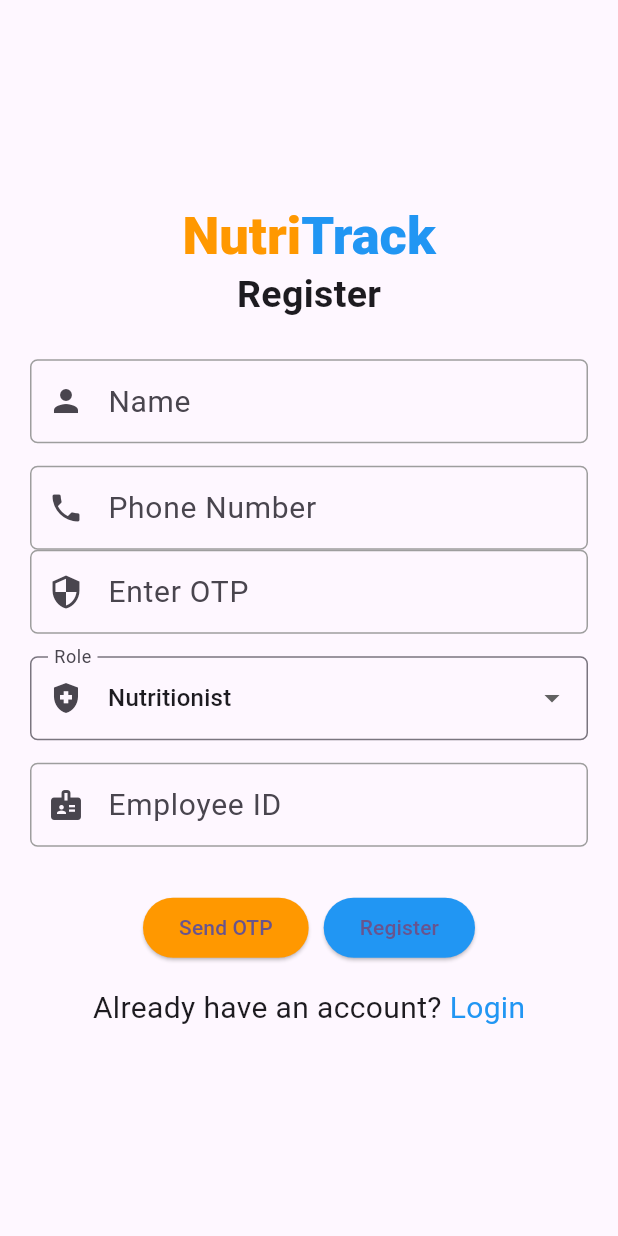
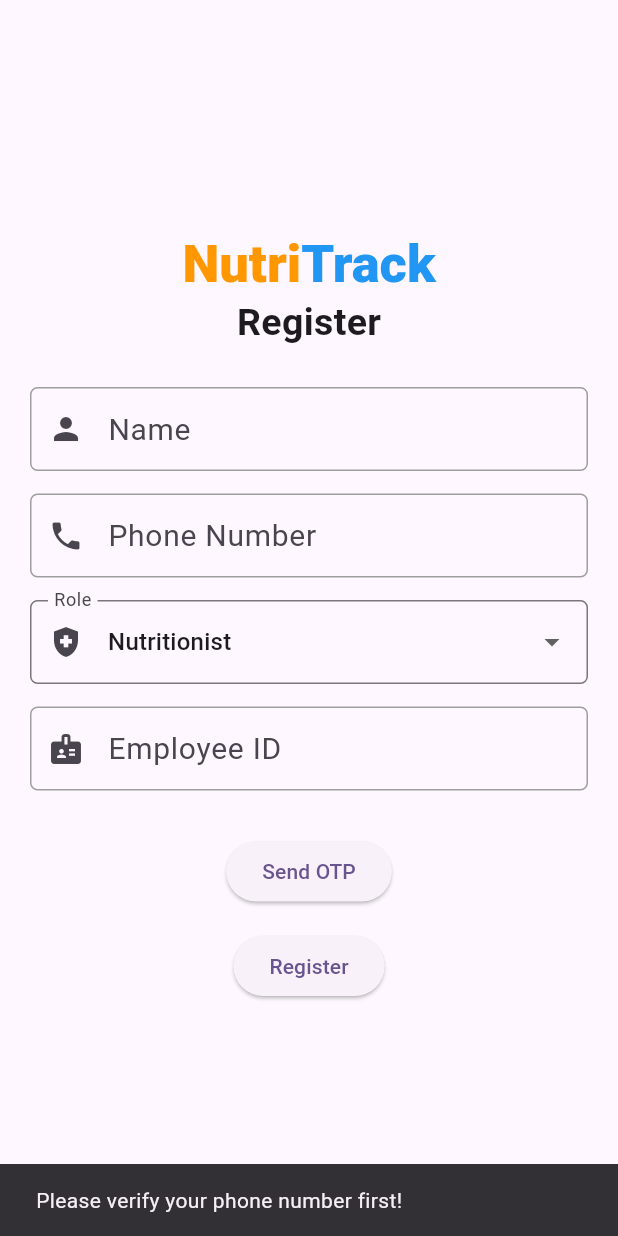
Before and after one commit to chamooda2/apolloapp, a Flutter app: the screen it shows after launch, after a tap on "Register", on a phone screen of 412 x 824 dp. Run offline on Flutter 3.47's test engine with Material 3 defaults, Android fonts, the phone set to English and light mode, and no system bars; our stand-ins replace cloud_firestore, firebase_auth, firebase_core; accounts and stored records are empty.

Commit message:
signup logic complete

```diff
--- /dev/null
+++ b/nutritrack/lib/models/role.dart
@@ -0,0 +1 @@
+enum Role { FNB, Nutritionist }
--- /dev/null
+++ b/nutritrack/lib/models/user_model.dart
@@ -0,0 +1,43 @@
+import 'package:cloud_firestore/cloud_firestore.dart';
+import 'package:nutritrack/models/role.dart';
+
+class UserModel {
+  final String name;
+  final Role role;
+  final String empID;
+  final String phoneNumber;
+  final DateTime createdAt;
+
+  UserModel({
+    required this.name,
+    required this.role,
+    required this.empID,
+    required this.phoneNumber,
+    required this.createdAt,
+  });
+
+  // Convert UserModel to a Map for Firestore
+  Map<String, dynamic> toMap() {
+    return {
+      'name': name,
+      'role': role.toString().split('.').last, // Convert enum to string
+      'empID': empID,
+      'phoneNumber': phoneNumber,
+      'createdAt': createdAt,
+    };
+  }
+
+  // Convert Firestore Map to UserModel
+  factory UserModel.fromMap(Map<String, dynamic> map) {
+    return UserModel(
+      name: map['name'] ?? '',
+      role: Role.values.firstWhere(
+        (e) => e.toString().split('.').last == map['role'],
+        orElse: () => Role.Nutritionist, // Default value
+      ),
+      empID: map['empID'] ?? '',
+      phoneNumber: map['phoneNumber'] ?? '',
+      createdAt: (map['createdAt'] as Timestamp).toDate(),
+    );
+  }
+}
--- a/nutritrack/lib/screens/signup.dart
+++ b/nutritrack/lib/screens/signup.dart
@@ -1,5 +1,10 @@
+// lib/screens/signup.dart
 import 'package:flutter/material.dart';
 import 'package:firebase_auth/firebase_auth.dart';
+import 'package:nutritrack/models/user_model.dart';
+import 'package:nutritrack/screens/login.dart';
+import 'package:cloud_firestore/cloud_firestore.dart';
+import 'package:nutritrack/models/role.dart'; // Import the shared Role enum
 
 import '../../../constants.dart';
 import '../widgets/text_input_field.dart';
@@ -17,19 +22,21 @@ class _SignupScreenState extends State<SignupScreen> {
   final TextEditingController _otpController = TextEditingController();
   final TextEditingController _employeeIdController = TextEditingController();
 
-  String _selectedRole = 'Nutritionist'; // Default role selection
+  Role _selectedRole = Role.Nutritionist; // Default role selection
   IconData _roleIcon = Icons.health_and_safety; // Default icon
   bool _isOtpSent = false; // Tracks if OTP has been sent
+  bool _isOtpVerified = false; // Tracks if OTP has been successfully verified
 
   final FirebaseAuth _auth = FirebaseAuth.instance;
   String _verificationId = '';
 
   // Update role icon dynamically
-  void _updateRoleIcon(String role) {
+  void _updateRoleIcon(Role role) {
     setState(() {
       _selectedRole = role;
-      _roleIcon =
-          role == 'Nutritionist' ? Icons.health_and_safety : Icons.restaurant;
+      _roleIcon = role == Role.Nutritionist
+          ? Icons.health_and_safety
+          : Icons.restaurant;
     });
   }
 
@@ -43,12 +50,16 @@ class _SignupScreenState extends State<SignupScreen> {
           await _auth.signInWithCredential(credential);
           setState(() {
             _isOtpSent = false;
+            _isOtpVerified = true; // OTP is verified automatically
           });
           ScaffoldMessenger.of(context).showSnackBar(
             SnackBar(content: Text('Phone number verified successfully!')),
           );
         },
         verificationFailed: (FirebaseAuthException e) {
+          setState(() {
+            _isOtpSent = false;
+          });
           ScaffoldMessenger.of(context).showSnackBar(
             SnackBar(content: Text('Verification failed: ${e.message}')),
           );
@@ -75,18 +86,72 @@ class _SignupScreenState extends State<SignupScreen> {
 
   // Verify OTP
   void _verifyOtp() async {
+    if (_otpController.text.isEmpty) {
+      ScaffoldMessenger.of(context).showSnackBar(
+        SnackBar(content: Text('Please enter OTP')),
+      );
+      return;
+    }
     try {
       PhoneAuthCredential credential = PhoneAuthProvider.credential(
         verificationId: _verificationId,
         smsCode: _otpController.text,
       );
       await _auth.signInWithCredential(credential);
+      setState(() {
+        _isOtpVerified = true; // OTP verified after manual entry
+      });
       ScaffoldMessenger.of(context).showSnackBar(
         SnackBar(content: Text('Phone number verified successfully!')),
       );
     } catch (e) {
       ScaffoldMessenger.of(context).showSnackBar(
         SnackBar(content: Text('Invalid OTP: $e')),
+      );
+    }
+  }
+
+  // Register user in Firestore
+  void _registerUser() async {
+    if (!_isOtpVerified) {
+      ScaffoldMessenger.of(context).showSnackBar(
+        SnackBar(content: Text('Please verify your phone number first!')),
+      );
+      return;
+    }
+    try {
+      // Get the current user
+      User? user = _auth.currentUser;
+
+      if (user != null) {
+        // Create the UserModel instance
+        UserModel newUser = UserModel(
+          name: _nameController.text,
+          role: _selectedRole,
+          empID: _employeeIdController.text,
+          phoneNumber: _phoneController.text,
+          createdAt: DateTime.now(),
+        );
+
+        // Save user data to Firestore
+        await FirebaseFirestore.instance
+            .collection('users')
+            .doc(user.uid)
+            .set(newUser.toMap());
+
+        ScaffoldMessenger.of(context).showSnackBar(
+          SnackBar(content: Text('Registration successful!')),
+        );
+
+        // Navigate to Login Screen after successful registration
+        Navigator.pushReplacement(
+          context,
+          MaterialPageRoute(builder: (context) => LoginScreen()),
+        );
+      }
+    } catch (e) {
+      ScaffoldMessenger.of(context).showSnackBar(
+        SnackBar(content: Text('Error: $e')),
       );
     }
   }
@@ -147,8 +212,9 @@ class _SignupScreenState extends State<SignupScreen> {
                   icon: Icons.phone,
                 ),
               ),
-              if (_isOtpSent) const SizedBox(height: 15),
+              if (_isOtpSent)
                 Container(
+                  padding: const EdgeInsets.only(top: 15.0),
                   width: MediaQuery.of(context).size.width,
                   margin: const EdgeInsets.symmetric(horizontal: 20),
                   child: TextInputField(
@@ -161,7 +227,7 @@ class _SignupScreenState extends State<SignupScreen> {
               Container(
                 width: MediaQuery.of(context).size.width,
                 margin: const EdgeInsets.symmetric(horizontal: 20),
-                child: DropdownButtonFormField<String>(
+                child: DropdownButtonFormField<Role>(
                   value: _selectedRole,
                   decoration: InputDecoration(
                     labelText: 'Role',
@@ -170,10 +236,10 @@ class _SignupScreenState extends State<SignupScreen> {
                       borderRadius: BorderRadius.circular(5),
                     ),
                   ),
-                  items: ['Nutritionist', 'FNB Department']
+                  items: Role.values
                       .map((role) => DropdownMenuItem(
                             value: role,
-                            child: Text(role),
+                            child: Text(role.toString().split('.').last),
                           ))
                       .toList(),
                   onChanged: (value) {
@@ -194,48 +260,14 @@ class _SignupScreenState extends State<SignupScreen> {
                 ),
               ),
               const SizedBox(height: 30),
-              Row(
-                mainAxisAlignment: MainAxisAlignment.center,
-                children: [
               ElevatedButton(
                 onPressed: _isOtpSent ? _verifyOtp : _sendOtp,
-                    style: ElevatedButton.styleFrom(
-                      backgroundColor: Colors.orange,
-                    ),
                 child: Text(_isOtpSent ? 'Verify OTP' : 'Send OTP'),
               ),
-                  const SizedBox(width: 10),
+              const SizedBox(height: 15),
               ElevatedButton(
-                    onPressed: () {
-                      // Handle register logic here
-                    },
-                    style: ElevatedButton.styleFrom(
-                      backgroundColor: Colors.blue,
-                    ),
+                onPressed: _registerUser,
                 child: const Text('Register'),
-                  ),
-                ],
-              ),
-              const SizedBox(height: 15),
-              Row(
-                mainAxisAlignment: MainAxisAlignment.center,
-                children: [
-                  const Text(
-                    'Already have an account? ',
-                    style: TextStyle(
-                      fontSize: 20,
-                    ),
-                  ),
-                  InkWell(
-                    onTap: () {
-                      // Navigate to Login page
-                    },
-                    child: Text(
-                      'Login',
-                      style: TextStyle(fontSize: 20, color: Colors.blue),
-                    ),
-                  ),
-                ],
               ),
             ],
           ),
--- a/nutritrack/pubspec.yaml
+++ b/nutritrack/pubspec.yaml
@@ -37,6 +37,7 @@ dependencies:
   cupertino_icons: ^1.0.6
   firebase_core: ^3.4.0
   firebase_auth: ^5.3.3
+  cloud_firestore: ^5.5.0
 
 dev_dependencies:
   flutter_test:
```
Also changed, not shown: nutritrack/lib/controllers/authcontroller.dart (added, +83 -0 lines), nutritrack/lib/screens/login.dart (+128 -54 lines), nutritrack/pubspec.lock, 3 other files. Lines whose indentation alone changed are shown as unchanged.
